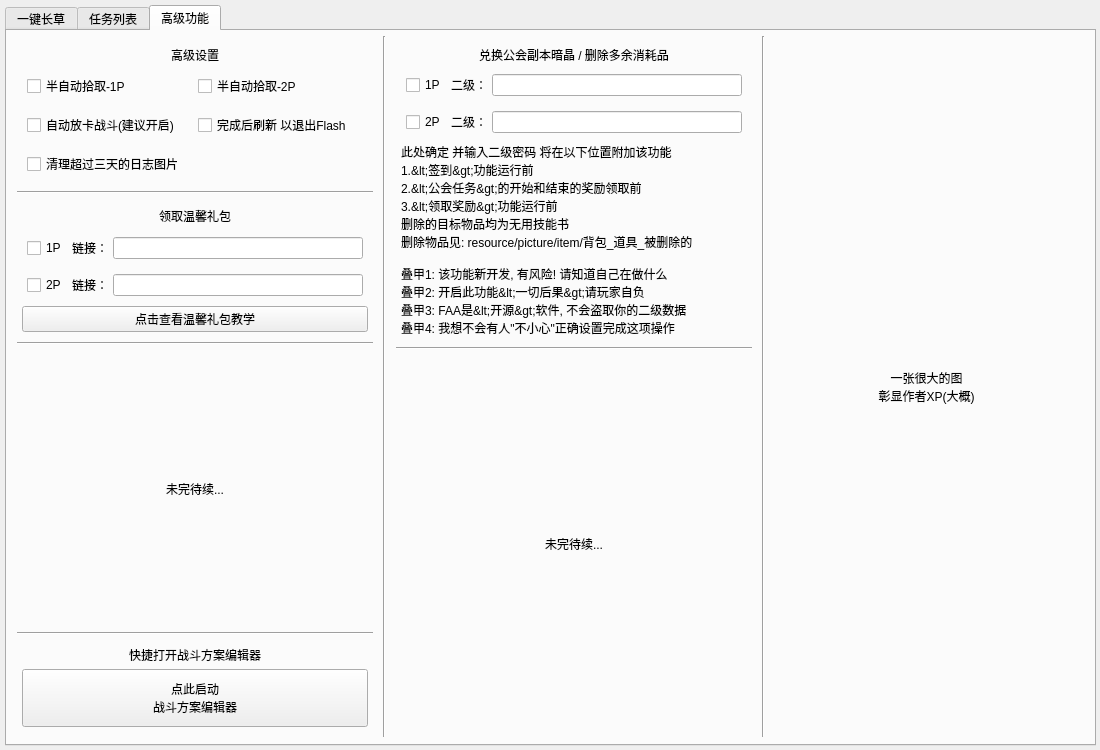
StareAbyss/FoodsVsMiceAutoAssistant, file resource/ui/FAA_3.0.ui: the form before one commit.
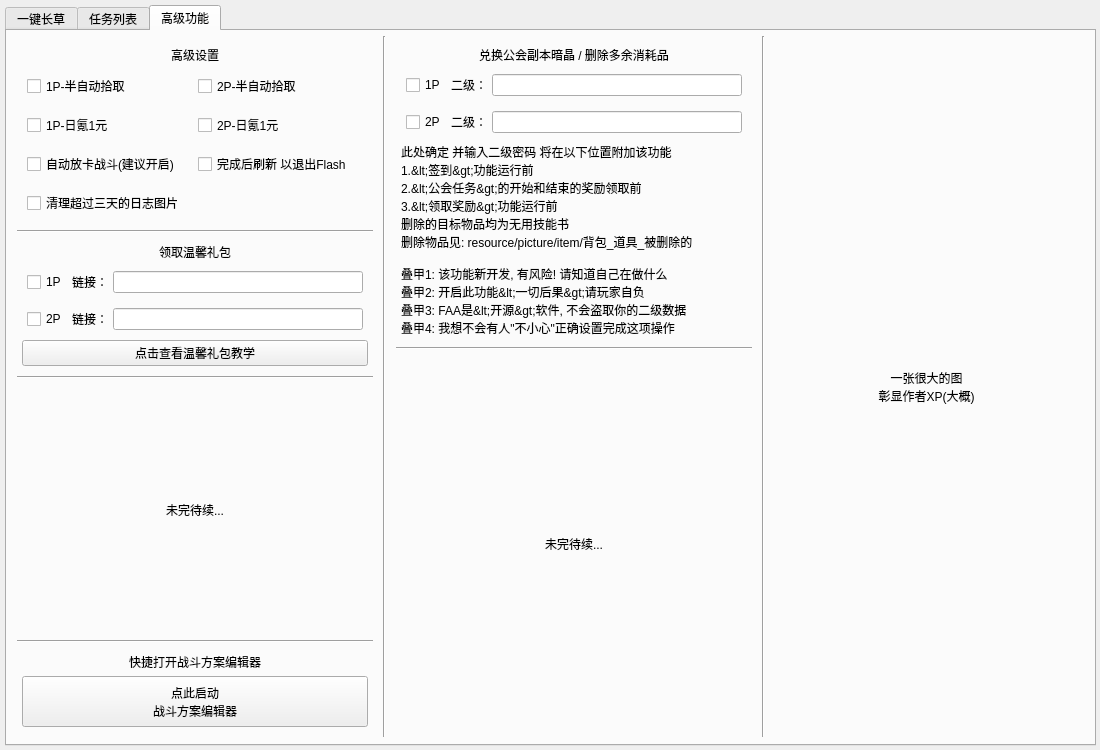
The form after the commit. The open tabs and pages were chosen to show the change.

Commit message: v1.4.1-beta.1 日氪一元. 完成了该功能的全部部分. 包括UI/配置/操作的实现.

Diff of the .ui file:
```diff
--- a/resource/ui/FAA_3.0.ui
+++ b/resource/ui/FAA_3.0.ui
@@ -7768,7 +7768,7 @@
              <number>5</number>
             </property>
             <item>
-             <layout class="QVBoxLayout" name="Lay_AdvancedSettings" stretch="1,1,1,1">
+             <layout class="QVBoxLayout" name="Lay_AdvancedSettings" stretch="1,1,0,1,1">
               <property name="spacing">
                <number>5</number>
               </property>
@@ -7832,7 +7832,7 @@
                    </size>
                   </property>
                   <property name="text">
-                   <string>半自动拾取-1P</string>
+                   <string>1P-半自动拾取</string>
                   </property>
                  </widget>
                 </item>
@@ -7860,7 +7860,79 @@
                    </size>
                   </property>
                   <property name="text">
-                   <string>半自动拾取-2P</string>
+                   <string>2P-半自动拾取</string>
+                  </property>
+                 </widget>
+                </item>
+               </layout>
+              </item>
+              <item>
+               <layout class="QHBoxLayout" name="Lay_AdvancedSettings_Center_2">
+                <property name="leftMargin">
+                 <number>5</number>
+                </property>
+                <property name="topMargin">
+                 <number>5</number>
+                </property>
+                <property name="rightMargin">
+                 <number>5</number>
+                </property>
+                <property name="bottomMargin">
+                 <number>5</number>
+                </property>
+                <item>
+                 <widget class="QCheckBox" name="TopUpMoney_1P">
+                  <property name="enabled">
+                   <bool>true</bool>
+                  </property>
+                  <property name="sizePolicy">
+                   <sizepolicy hsizetype="Fixed" vsizetype="Fixed">
+                    <horstretch>0</horstretch>
+                    <verstretch>0</verstretch>
+                   </sizepolicy>
+                  </property>
+                  <property name="minimumSize">
+                   <size>
+                    <width>0</width>
+                    <height>0</height>
+                   </size>
+                  </property>
+                  <property name="maximumSize">
+                   <size>
+                    <width>1677215</width>
+                    <height>16777215</height>
+                   </size>
+                  </property>
+                  <property name="text">
+                   <string>1P-日氪1元</string>
+                  </property>
+                 </widget>
+                </item>
+                <item>
+                 <widget class="QCheckBox" name="TopUpMoney_2P">
+                  <property name="enabled">
+                   <bool>true</bool>
+                  </property>
+                  <property name="sizePolicy">
+                   <sizepolicy hsizetype="Fixed" vsizetype="Fixed">
+                    <horstretch>0</horstretch>
+                    <verstretch>0</verstretch>
+                   </sizepolicy>
+                  </property>
+                  <property name="minimumSize">
+                   <size>
+                    <width>0</width>
+                    <height>0</height>
+                   </size>
+                  </property>
+                  <property name="maximumSize">
+                   <size>
+                    <width>1677215</width>
+                    <height>16777215</height>
+                   </size>
+                  </property>
+                  <property name="text">
+                   <string>2P-日氪1元</string>
                   </property>
                  </widget>
                 </item>
```
The commit also changes 13 other files.
